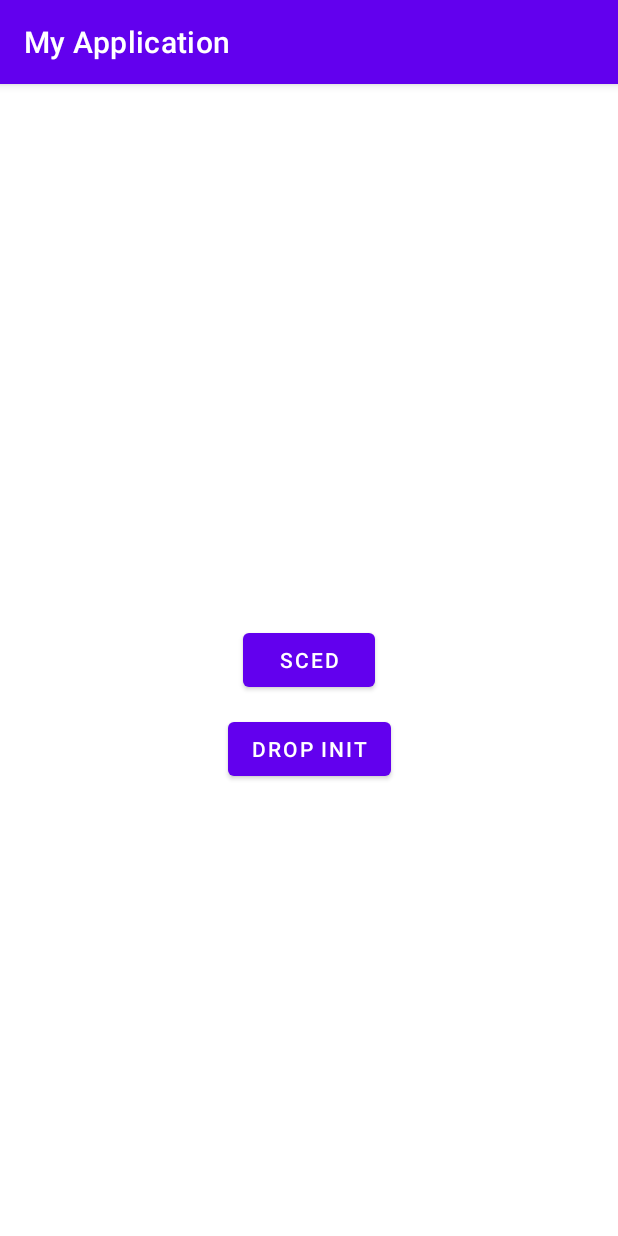
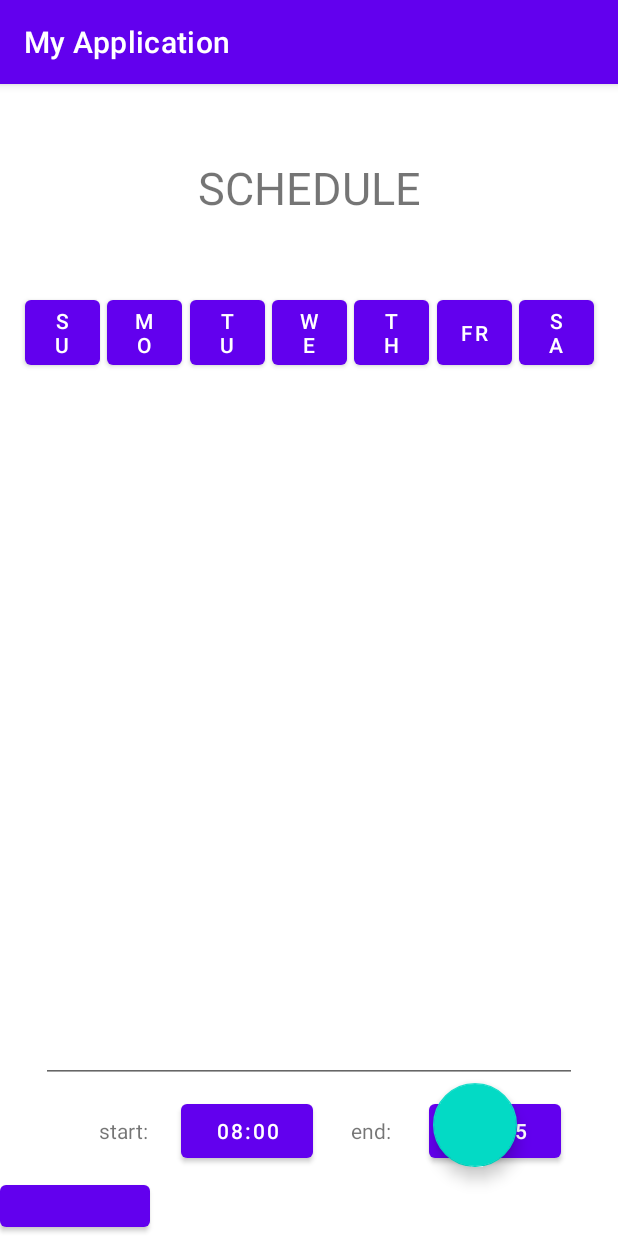
Before and after one commit to NatanAdiGit/Drop, an Android app: the screen it shows after launch (MainActivity before the commit, ScheduleActivity after it), on a phone screen of 412 x 824 dp. Run offline under Robolectric (Android 15) with nearby library versions, the phone set to English and light mode, and no system bars.

Commit message:
nati to inbal

```diff
--- a/app/src/main/java/huji/bez/drop/MainActivity.kt
+++ b/app/src/main/java/huji/bez/drop/MainActivity.kt
@@ -2,34 +2,71 @@ package huji.bez.drop
 
 import android.content.Intent
 import androidx.appcompat.app.AppCompatActivity
+import android.content.BroadcastReceiver
+import android.content.Context
+import android.content.IntentFilter
 import android.os.Bundle
+import android.util.Log
+import androidx.appcompat.app.AlertDialog
 import android.widget.Button
 
 class MainActivity : AppCompatActivity() {
 
-    private val userData = UserData()
+//    private val userData = UserData()
+    private var schedule = Schedule()
+
 
     override fun onCreate(savedInstanceState: Bundle?) {
         super.onCreate(savedInstanceState)
         setContentView(R.layout.activity_main)
 
-        if (userData.userName == null) {
+
+        val scheduleIntent = Intent(this@MainActivity, ScheduleActivity::class.java)
+        startActivity(scheduleIntent)
+
+
+        val broadcastReceiverForSuccess =  object : BroadcastReceiver() {
+            override fun onReceive(context: Context?, intent: Intent?) {
+                if (intent == null || intent.action != "schedule") {
+                    Log.e("schedule_not_received", "schedule was not received")
+                    return
+                }
+                schedule = intent.getSerializableExtra("schedule_object") as Schedule
+            }
 
         }
 
+        registerReceiver(broadcastReceiverForSuccess, IntentFilter("schedule"))
+
+//        if (!schedule.isEmpty()) {
+//            AlertDialog.Builder(this@MainActivity)
+//                .setTitle("")
+//                .setMessage("NOT NULL")
+//                .setPositiveButton("YES", null)
+//                .setNegativeButton("NO", null)
+//                .show()
+//        }
 
 
-        val sced : Button = findViewById(R.id.next_button)
-        val init : Button = findViewById(R.id.init)
+//        val filter = IntentFilter(ConnectivityManager.CONNECTIVITY_ACTION)
+//        registerReceiver(broadcastReceiverForSuccess, filter)
 
-        init.setOnClickListener {
-            val intent = Intent(this@MainActivity, DropInitActivity::class.java)
-            startActivity(intent)
-        }
 
-        sced.setOnClickListener {
-            val intent = Intent(this@MainActivity, ScheduleActivity::class.java)
-            startActivity(intent)
-        }
+
+
+
+
+//        val sced : Button = findViewById(R.id.next_button)
+//        val init : Button = findViewById(R.id.init)
+//
+//        init.setOnClickListener {
+//            val intent = Intent(this@MainActivity, DropInitActivity::class.java)
+//            startActivity(intent)
+//        }
+//
+//        sced.setOnClickListener {
+//            val intent = Intent(this@MainActivity, ScheduleActivity::class.java)
+//            startActivity(intent)
+//        }
     }
 }
--- a/app/src/main/java/huji/bez/drop/Schedule.kt
+++ b/app/src/main/java/huji/bez/drop/Schedule.kt
@@ -4,17 +4,19 @@ import android.os.Build
 import androidx.annotation.RequiresApi
 import java.io.Serializable
 import java.time.LocalDate
+import java.util.*
+import kotlin.collections.HashMap
 
 class Schedule : Serializable {
 
     private val daysMap : HashMap<String,Day> = hashMapOf(
-//        "SUNDAY" to Day(),
-//        "MONDAY" to Day(),
-//        "TUESDAY" to Day(),
-//        "WEDNESDAY" to Day(),
-//        "THURSDAY" to Day(),
-//        "FRIDAY" to Day(),
-//        "SATURDAY" to Day()
+        "SUNDAY" to Day(),
+        "MONDAY" to Day(),
+        "TUESDAY" to Day(),
+        "WEDNESDAY" to Day(),
+        "THURSDAY" to Day(),
+        "FRIDAY" to Day(),
+        "SATURDAY" to Day()
     )
 
     @RequiresApi(Build.VERSION_CODES.O)
@@ -22,9 +24,15 @@ class Schedule : Serializable {
         val currentDay : String = LocalDate.now().dayOfWeek.toString()
         return daysMap[currentDay]?.isBlocking()
     }
-
+    fun isEmpty() : Boolean {
+        return daysMap.isEmpty()
+    }
     fun setDay(dayName : String, day : Day) {
         daysMap[dayName] = day
+    }
+
+    fun getSessionsFromDay(dayName : String) : TreeSet<Session> {
+        return daysMap[dayName]!!.getSet()
     }
 
     fun addSessionToDay(dayName : String, session : Session) {
--- a/app/src/main/java/huji/bez/drop/ScheduleActivity.kt
+++ b/app/src/main/java/huji/bez/drop/ScheduleActivity.kt
@@ -2,30 +2,45 @@ package huji.bez.drop
 
 import android.app.DatePickerDialog
 import android.app.TimePickerDialog
-import android.app.TimePickerDialog.OnTimeSetListener
-import androidx.appcompat.app.AppCompatActivity
+import android.content.Intent
+import android.os.Build
 import android.os.Bundle
 import android.util.Log
 import android.view.View
 import android.widget.Button
 import android.widget.EditText
+import androidx.annotation.RequiresApi
+import androidx.appcompat.app.AlertDialog
+import androidx.appcompat.app.AppCompatActivity
+import androidx.recyclerview.widget.LinearLayoutManager
+import androidx.recyclerview.widget.RecyclerView
 import com.google.android.material.floatingactionbutton.FloatingActionButton
+import java.time.LocalTime
 import java.util.*
 
 class ScheduleActivity : AppCompatActivity() {
+    @RequiresApi(Build.VERSION_CODES.O)
     var mDateSetListener: DatePickerDialog.OnDateSetListener? = null
 
 
+    @RequiresApi(Build.VERSION_CODES.O)
     override fun onCreate(savedInstanceState: Bundle?) {
         super.onCreate(savedInstanceState)
         setContentView(R.layout.activity_schedule)
 
-        val createSessionButton: FloatingActionButton = findViewById(R.id.addNewSessionButton)
-        val editSessionView: EditText = findViewById(R.id.newTask)
-        val startTimeButton: Button = findViewById(R.id.startTimeButton)
-        val endTimeButton: Button = findViewById(R.id.endTimeButton)
-        var startTime: String
-        var endTime: String
+        var currentDay = "SUNDAY"
+
+        val schedule = Schedule()
+
+        val itemsRecycler: RecyclerView = findViewById(R.id.tasks)
+        val createSessionButton : FloatingActionButton = findViewById(R.id.addNewSessionButton)
+        val editSessionView : EditText = findViewById(R.id.newTask)
+        val startTimeButton : Button = findViewById(R.id.startTimeButton)
+        val endTimeButton : Button = findViewById(R.id.endTimeButton)
+        val sendScheduleButton : Button = findViewById(R.id.sendSchedule)
+
+        var startTime = "12:00"
+        var endTime = "13:00"
 
 //        var timeSetListener :  OnTimeSetListener? = null
 //
@@ -47,34 +62,34 @@ class ScheduleActivity : AppCompatActivity() {
 //
 //            val time = "$hour:$minute"
 //            startTimeButton.text = time
-//        }
-
-        var timeSetListener :  OnTimeSetListener? = null
-
-        startTimeButton.setOnClickListener(View.OnClickListener {
-            val cal: Calendar = Calendar.getInstance()
-            val year: Int = cal.get(Calendar.YEAR)
-            val month: Int = cal.get(Calendar.MONTH)
-            val day: Int = cal.get(Calendar.DAY_OF_MONTH)
-            val dialog = DatePickerDialog(
-                this@ScheduleActivity,
-                0,
-                mDateSetListener,
-                year, month, day
-            )
-//            val dialog = DatePickerDialog(theme=)
-//            dialog.window!!.setBackgroundDrawable(ColorDrawable(Color.TRANSPARENT))
-//            dialog.window!!.setContentView(ColorDrawable(Color.TRANSPARENT))
-            dialog.show()
-        })
-        mDateSetListener =
-            DatePickerDialog.OnDateSetListener { datePicker, year, month, day ->
-                var month = month
-                month += 1
-                Log.d("TIMETAG", "onDateSet: dd/mm/yyy: $day/$month/$year")
-                val date = "$day/$month/$year"
-                startTimeButton.text = date
-            }
+////        }
+//
+//        var timeSetListener :  TimePickerDialog.OnTimeSetListener? = null
+//
+//        startTimeButton.setOnClickListener(View.OnClickListener {
+//            val cal: Calendar = Calendar.getInstance()
+//            val year: Int = cal.get(Calendar.YEAR)
+//            val month: Int = cal.get(Calendar.MONTH)
+//            val day: Int = cal.get(Calendar.DAY_OF_MONTH)
+//            val dialog = DatePickerDialog(
+//                this@ScheduleActivity,
+//                0,
+//                mDateSetListener,
+//                year, month, day
+//            )
+////            val dialog = DatePickerDialog(theme=)
+////            dialog.window!!.setBackgroundDrawable(ColorDrawable(Color.TRANSPARENT))
+////            dialog.window!!.setContentView(ColorDrawable(Color.TRANSPARENT))
+//            dialog.show()
+//        })
+//        mDateSetListener =
+//            DatePickerDialog.OnDateSetListener { datePicker, year, month, day ->
+//                var month = month
+//                month += 1
+//                Log.d("TIMETAG", "onDateSet: dd/mm/yyy: $day/$month/$year")
+//                val date = "$day/$month/$year"
+//                startTimeButton.text = date
+//            }
 
 
 /*
@@ -89,16 +104,68 @@ class ScheduleActivity : AppCompatActivity() {
  */
         //todo : HH:MM
 
-        startTimeButton.setOnClickListener() {
+        startTimeButton.setOnClickListener {
 
         }
 
-        endTimeButton.setOnClickListener() {
+        endTimeButton.setOnClickListener {
 
         }
+
+        val adapter = SessionsAdapter()
+        adapter.setItems(schedule.getSessionsFromDay(currentDay))
+
+        createSessionButton.setOnClickListener{
+
+            val description:String = editSessionView.text.toString()
+            var newSession:Session = Session(
+                description,
+                LocalTime.parse(startTime),
+                LocalTime.parse(endTime)
+            )
+
+            Log.d("the_session", newSession.description + " " + newSession.startTime.toString() )
+
+            schedule.addSessionToDay(currentDay, newSession)
+            adapter.setItems(schedule.getSessionsFromDay(currentDay))
+
+            // define the fun for clicking on the delete button.
+            adapter.onDeleteClickCallback = { session ->
+                AlertDialog.Builder(this@ScheduleActivity)
+                    .setTitle("Are you sure you want to delete:")
+                    .setMessage(session.description)
+                    .setPositiveButton("YES") { _, _ ->
+                        schedule.removeSessionFromDay(currentDay, session)
+                        adapter.setItems(schedule.getSessionsFromDay(currentDay))
+                    }
+                    .setNegativeButton("NO", null)
+                    .show()
+            }
+
+        }
+
+        itemsRecycler.adapter = adapter
+        itemsRecycler.layoutManager =
+            LinearLayoutManager(this, RecyclerView.VERTICAL, false /*reverseLayout*/)
+
+        sendScheduleButton.setOnClickListener {
+
+            val scheduleIntent = Intent()
+            scheduleIntent.action = "schedule"
+            scheduleIntent.putExtra("scheduleIntent", schedule)
+            sendBroadcast(scheduleIntent)
+            finish()
+        }
+
+
+
+
 
 
     }
 
 
+
+
+
 }
--- a/app/src/main/java/huji/bez/drop/sessionItemHolder.kt
+++ b/app/src/main/java/huji/bez/drop/sessionItemHolder.kt
@@ -1,6 +1,7 @@
 package huji.bez.drop
 
 import android.view.View
+import android.widget.Button
 import android.widget.CheckBox
 import android.widget.ImageButton
 import android.widget.TextView
--- a/app/src/main/res/layout/activity_schedule.xml
+++ b/app/src/main/res/layout/activity_schedule.xml
@@ -166,7 +166,7 @@
         android:id="@+id/newTask"
         android:layout_width="357dp"
         android:layout_height="44dp"
-        android:hint="  Task"
+        android:hint=""
         app:layout_constraintBottom_toTopOf="@+id/startTimeButton"
         app:layout_constraintEnd_toEndOf="parent"
         app:layout_constraintStart_toStartOf="parent"
@@ -216,11 +216,20 @@
         android:id="@+id/addNewSessionButton"
         android:layout_width="wrap_content"
         android:layout_height="wrap_content"
-        android:text="08:45"
+        android:text="8888888888888888888"
         app:layout_constraintBottom_toTopOf="@+id/guidelineH4"
         app:layout_constraintEnd_toEndOf="@id/guidelineV4"
+        app:layout_constraintHorizontal_bias="0.0"
         app:layout_constraintStart_toStartOf="@id/guidelineV3"
-        app:layout_constraintTop_toBottomOf="@id/newTask" />
+        app:layout_constraintTop_toBottomOf="@id/newTask"
+        app:layout_constraintVertical_bias="0.0" />
+
+    <Button
+        android:id="@+id/sendSchedule"
+        android:layout_width="100dp"
+        android:layout_height="40dp"
+        app:layout_constraintStart_toStartOf="parent"
+        app:layout_constraintBottom_toBottomOf="parent" />
 
 
 </androidx.constraintlayout.widget.ConstraintLayout>
--- a/app/src/main/res/layout/row_session_item.xml
+++ b/app/src/main/res/layout/row_session_item.xml
@@ -39,7 +39,7 @@
         android:id="@+id/finishTimeView"
         android:layout_width="wrap_content"
         android:layout_height="wrap_content"
-        android:text="8:45"
+        android:text="08:45"
         android:textAlignment="center"
         app:layout_constraintBottom_toBottomOf="parent"
         app:layout_constraintEnd_toEndOf="@id/deleteButton"
```
Also changed, not shown: app/src/main/java/huji/bez/drop/SessionsAdapter.kt (+5 -9 lines).
